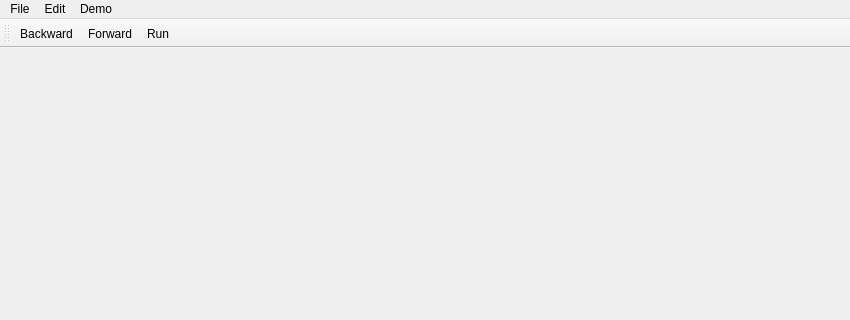
Qt form mainwindow.ui (tranter/qt-google-freebase) before a commit; both pictures show x 0 to 850 and y 0 to 320 of the 850 by 600 pixel window.
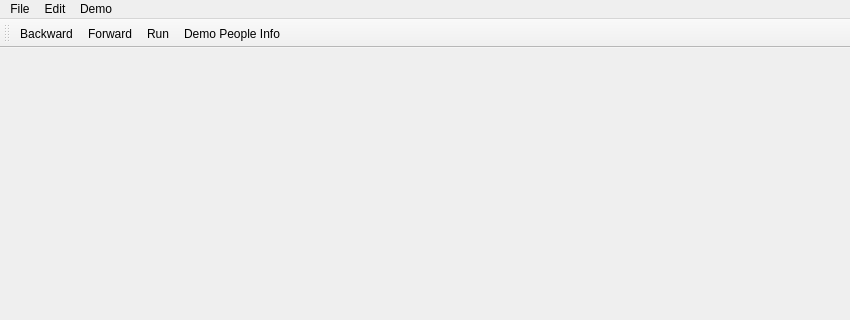
The same form after that commit. Icons and pictures are not drawn.

Commit message: Little change html page (text wrapping image), add useful links

The edit to the form file:
```diff
--- a/mainwindow.ui
+++ b/mainwindow.ui
@@ -24,6 +24,7 @@
    <addaction name="actionBackward"/>
    <addaction name="actionForward"/>
    <addaction name="actionRun"/>
+   <addaction name="actionPeople_Info"/>
   </widget>
   <widget class="QStatusBar" name="statusBar">
    <property name="enabled">
@@ -127,7 +128,10 @@
      <normaloff>:/images/people</normaloff>:/images/people</iconset>
    </property>
    <property name="text">
-    <string>People Info</string>
+    <string>Demo People Info</string>
+   </property>
+   <property name="toolTip">
+    <string>Demo People Info</string>
    </property>
   </action>
  </widget>
```
The commit also changes 2 other files.
